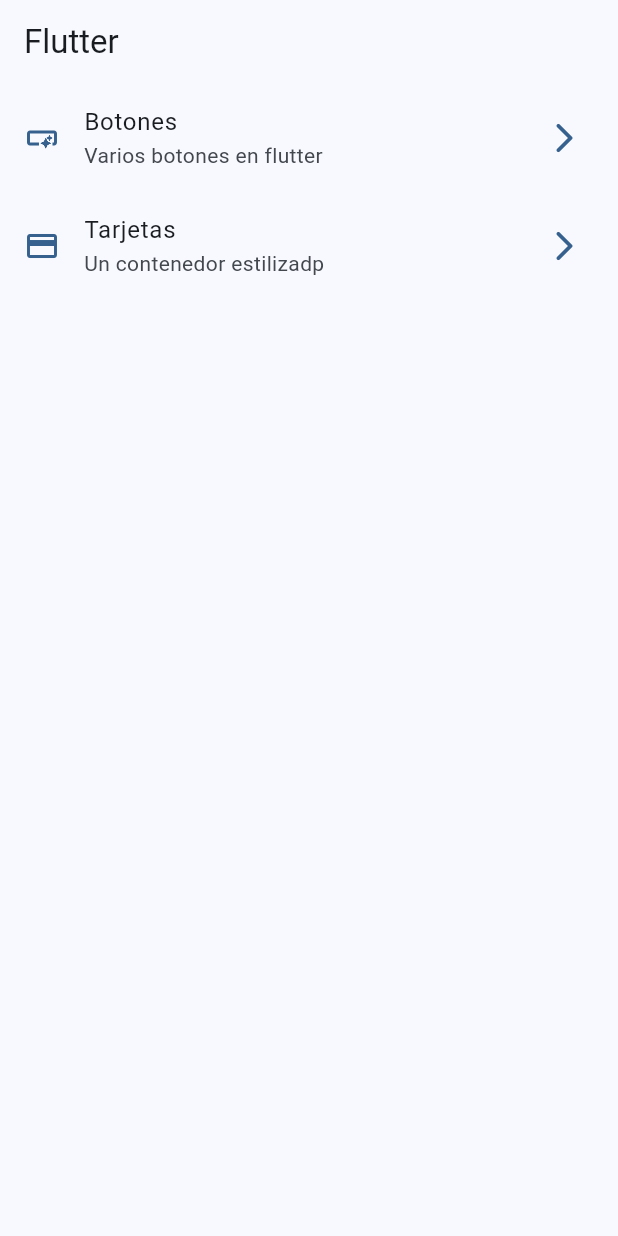
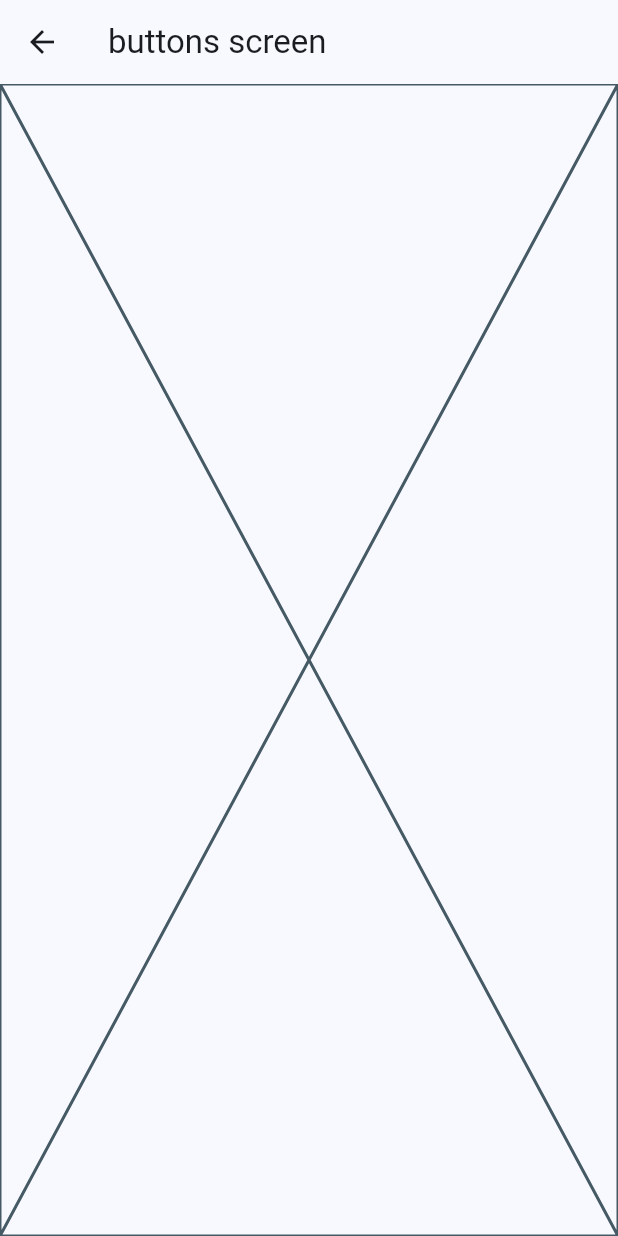
Before and after one commit to leitoon/widgets_app, a Flutter app: the screen it shows after launch, after a tap on "Botones", on a phone screen of 412 x 824 dp. Run offline on Flutter 3.47's test engine with Material 3 defaults, Android fonts, the phone set to English and light mode, and no system bars; our stand-ins replace go_router.

Commit message:
go router configurado

```diff
--- a/lib/config/menu/menu_items.dart
+++ b/lib/config/menu/menu_items.dart
@@ -19,7 +19,7 @@ class MenuItem {
     icon: Icons.smart_button_outlined),
     MenuItem(
     tittle: 'Tarjetas',
-    subTittle: 'Un contenedor estilizadp',
-    link: '/buttons',
+    subTittle: 'Un contenedor estilizado',
+    link: '/cards',
     icon: Icons.credit_card)
 ];
--- /dev/null
+++ b/lib/config/router/app_router.dart
@@ -0,0 +1,27 @@
+import 'package:go_router/go_router.dart';
+import 'package:widgets_app/presentation/screen/screens.dart';
+
+
+final appRouter = GoRouter(
+  initialLocation: '/',
+      routes: [
+        GoRoute(
+          path: '/',
+          builder: (context,state) {
+            return  HomeScreen();
+          },
+        ),
+        GoRoute(
+          path: '/buttons',
+          builder: (context,state) {
+            return  ButtonsScreen();
+          },
+        ),
+        GoRoute(
+          path: '/cards',
+          builder: (context,state) {
+            return  CardsScreen();
+          },
+        ),
+      ],
+  );
--- a/lib/main.dart
+++ b/lib/main.dart
@@ -1,6 +1,6 @@
 import 'package:flutter/material.dart';
+import 'package:widgets_app/config/router/app_router.dart';
 import 'package:widgets_app/config/theme/app_theme.dart';
-import 'package:widgets_app/presentation/screen/home_screen.dart';
 
 void main() {
   runApp(const MainApp());
@@ -11,10 +11,11 @@ class MainApp extends StatelessWidget {
 
   @override
   Widget build(BuildContext context) {
-    return  MaterialApp(
+    return  MaterialApp.router(
+      routerConfig: appRouter,
       debugShowCheckedModeBanner: false,
       theme: AppTheme(selectedColor: 0).getTheme(),
-      home: HomeScreen(),
+
     );
   }
 }
--- /dev/null
+++ b/lib/presentation/screen/buttons/buttons_screen.dart
@@ -0,0 +1,17 @@
+
+
+import 'package:flutter/material.dart';
+
+class ButtonsScreen extends StatelessWidget {
+  const ButtonsScreen({super.key});
+
+  @override
+  Widget build(BuildContext context) {
+    return Scaffold(
+      appBar: AppBar(
+        title: Text('buttons screen'),
+      ),
+      body: Placeholder(),
+    );
+  }
+}
--- /dev/null
+++ b/lib/presentation/screen/cards/cards_screen.dart
@@ -0,0 +1,15 @@
+import 'package:flutter/material.dart';
+
+class CardsScreen extends StatelessWidget {
+  const CardsScreen({super.key});
+
+  @override
+  Widget build(BuildContext context) {
+    return Scaffold(
+      appBar: AppBar(
+        title: Text('Cards screen'),
+      ),
+      body: Placeholder(),
+    );
+  }
+}
--- a/lib/presentation/screen/home_screen.dart
+++ b/lib/presentation/screen/home_screen.dart
@@ -1,11 +1,9 @@
 
 
 import 'package:flutter/material.dart';
-import 'package:widgets_app/config/menu/menu_items.dart';
-import 'package:widgets_app/config/menu/menu_items.dart';
+import 'package:go_router/go_router.dart';
 import 'package:widgets_app/config/menu/menu_items.dart';
 
-import '../../config/menu/menu_items.dart';
 
 class HomeScreen extends StatelessWidget {
   const HomeScreen({super.key});
@@ -55,7 +53,8 @@ class _CustomListTile extends StatelessWidget {
      title: Text(menuItem.tittle),
      subtitle: Text(menuItem.subTittle),
      onTap: () {
-
+      context.push(menuItem.link);
+       //Navigator.pushNamed(context, menuItem.link);
      },
     );
   }
--- /dev/null
+++ b/lib/presentation/screen/screens.dart
@@ -0,0 +1,3 @@
+export 'package:widgets_app/presentation/screen/buttons/buttons_screen.dart';
+export 'package:widgets_app/presentation/screen/cards/cards_screen.dart';
+export 'package:widgets_app/presentation/screen/home_screen.dart';
--- a/pubspec.yaml
+++ b/pubspec.yaml
@@ -9,11 +9,12 @@ environment:
 dependencies:
   flutter:
     sdk: flutter
+  go_router: ^14.2.0
 
 dev_dependencies:
+  flutter_lints: ^3.0.0
   flutter_test:
     sdk: flutter
-  flutter_lints: ^3.0.0
 
 flutter:
   uses-material-design: true
```
Also changed, not shown: pubspec.lock.
